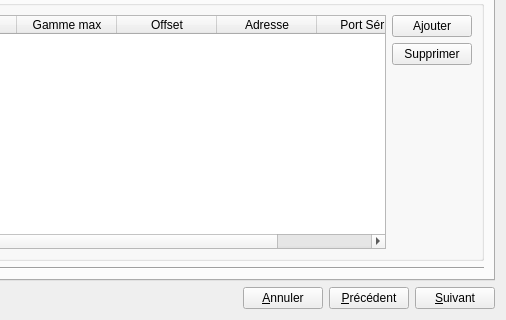
The window that et_interfaceexecutiontest.ui (InformatiqueAtmoNA/tam) describes before a commit, drawn with Qt 5; both pictures show x 518 to 1024 and y 350 to 670 of the 1024 by 670 pixel window.
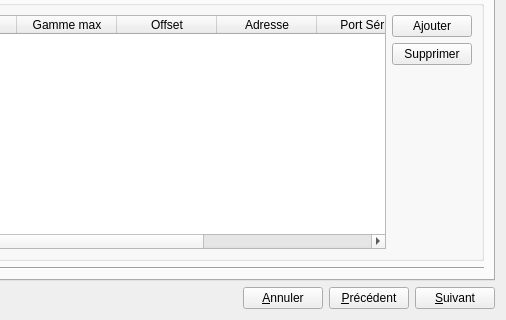
The same window after the commit. The open tabs and pages were chosen to show the change.

Commit message: affichage de l'adresse IP a la place du port com quand on test un equipement en IP

```diff
--- a/et_interfaceexecutiontest.ui
+++ b/et_interfaceexecutiontest.ui
@@ -382,7 +382,7 @@
                  <enum>Qt::ElideNone</enum>
                 </property>
                 <property name="columnCount">
-                 <number>9</number>
+                 <number>10</number>
                 </property>
                 <attribute name="horizontalHeaderDefaultSectionSize">
                  <number>100</number>
@@ -432,6 +432,11 @@
                   <string>Port Série</string>
                  </property>
                 </column>
+                <column>
+                 <property name="text">
+                  <string>Adresse IP</string>
+                 </property>
+                </column>
                </widget>
               </item>
               <item>
```
Left out of the diff: 2 changed lines with no effect on the pictures. The commit also changes 3 other files.
